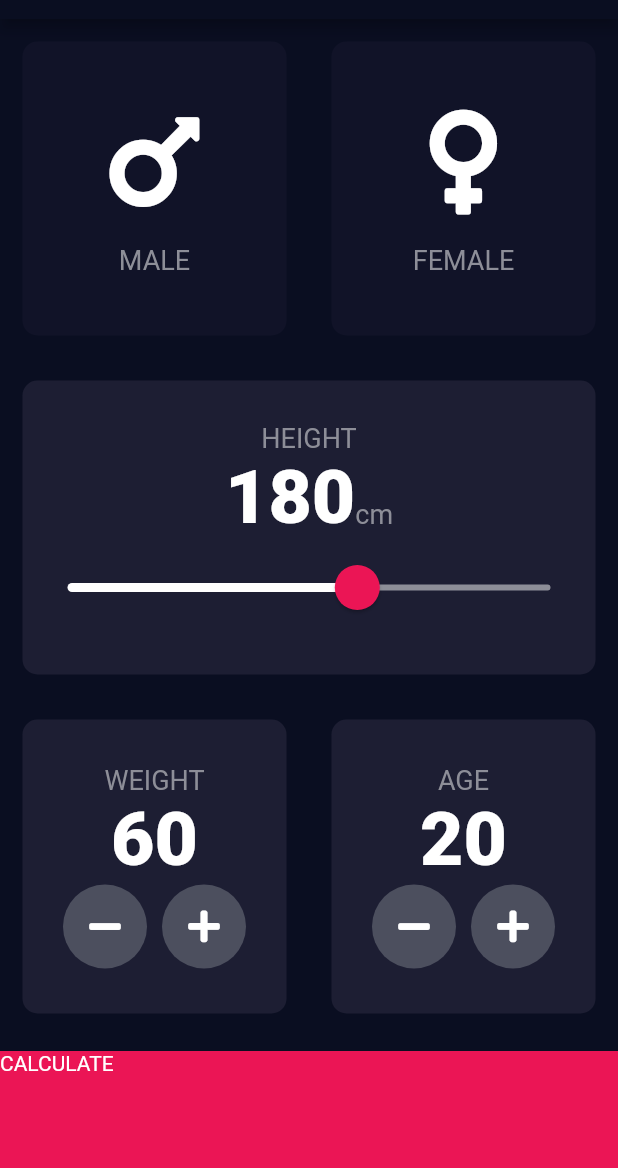
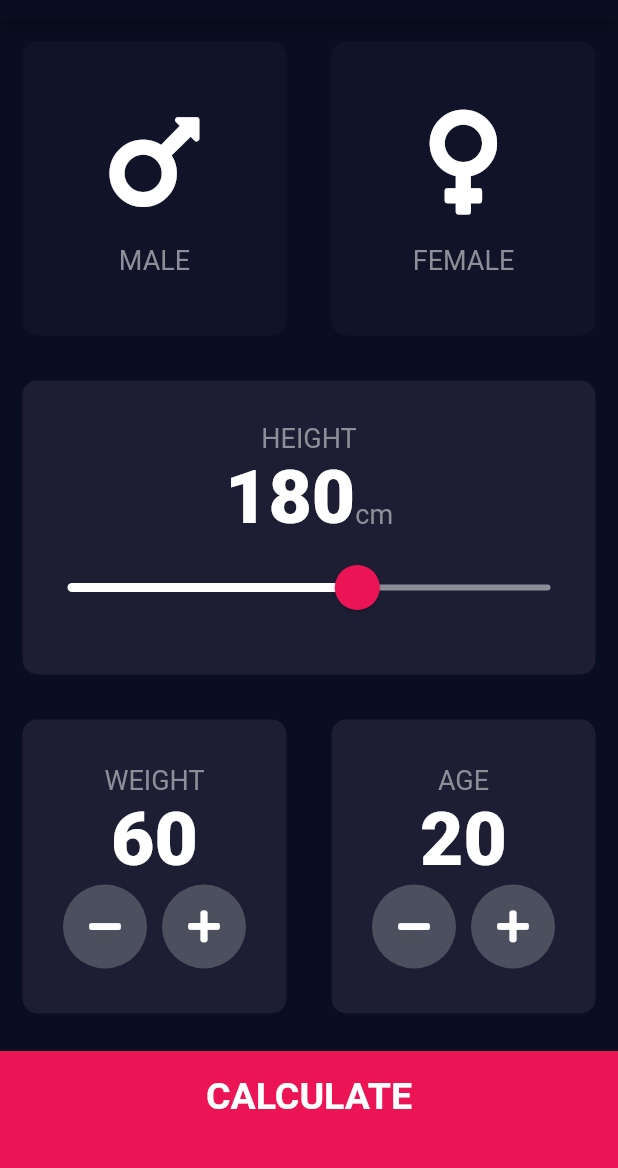
Before and after one commit to daryllman/BMI-Calculator, a Flutter app: the screen it shows after launch, on a phone screen of 412 x 824 dp, the part 65-1233 px from its top. Run offline on Flutter 3.47's test engine with Material 2 defaults, Android fonts, the phone set to English and light mode, and no system bars; our stand-ins replace font_awesome_flutter.

Commit message:
bottom button button created as separate file

```diff
--- /dev/null
+++ b/lib/bottom_button.dart
@@ -0,0 +1,31 @@
+import 'package:flutter/material.dart';
+import 'constants.dart';
+
+class BottomButton extends StatelessWidget {
+  final Function onTap;
+  final String buttonTitle;
+
+  BottomButton({@required this.onTap, @required this.buttonTitle});
+
+  @override
+  Widget build(BuildContext context) {
+    return GestureDetector(
+      onTap: onTap,
+      child: Container(
+        child: Center(
+          child: Text(
+            buttonTitle,
+            style: kLargeButtonTextStyle,
+          ),
+        ),
+        color: kBottomContainerColour,
+        margin: EdgeInsets.only(top: 10.0),
+        padding: EdgeInsets.only(
+          bottom: 20.0,
+        ),
+        width: double.infinity,
+        height: kBottomContainerHeight,
+      ),
+    );
+  }
+}
--- a/lib/input_page.dart
+++ b/lib/input_page.dart
@@ -4,6 +4,7 @@
 import 'package:bmi_calculator/icon_content.dart';
 import 'constants.dart';
 import 'package:bmi_calculator/results_page.dart';
+import 'bottom_button.dart';
 
 enum Gender {
   male,
@@ -209,26 +210,24 @@
               ],
             ),
           ),
-          GestureDetector(
+          BottomButton(
+            buttonTitle: 'CALCULATE',
             onTap: () {
               Navigator.push(
                 context,
-                MaterialPageRoute(builder: (context) => ResultsPage()),
+                MaterialPageRoute(
+                  builder: (context) => ResultsPage(),
+                ),
               );
             },
-            child: Container(
-              child: Text('CALCULATE'),
-              color: kBottomContainerColour,
-              margin: EdgeInsets.only(top: 10.0),
-              width: double.infinity,
-              height: kBottomContainerHeight,
-            ),
           ),
         ],
       ),
     );
   }
 }
+
+
 
 class RoundIconButton extends StatelessWidget {
   RoundIconButton({@required this.icon, @required this.onPressed});
```
Also changed, not shown: lib/constants.dart (+25 -2 lines), lib/results_page.dart (+41 -1 lines).
